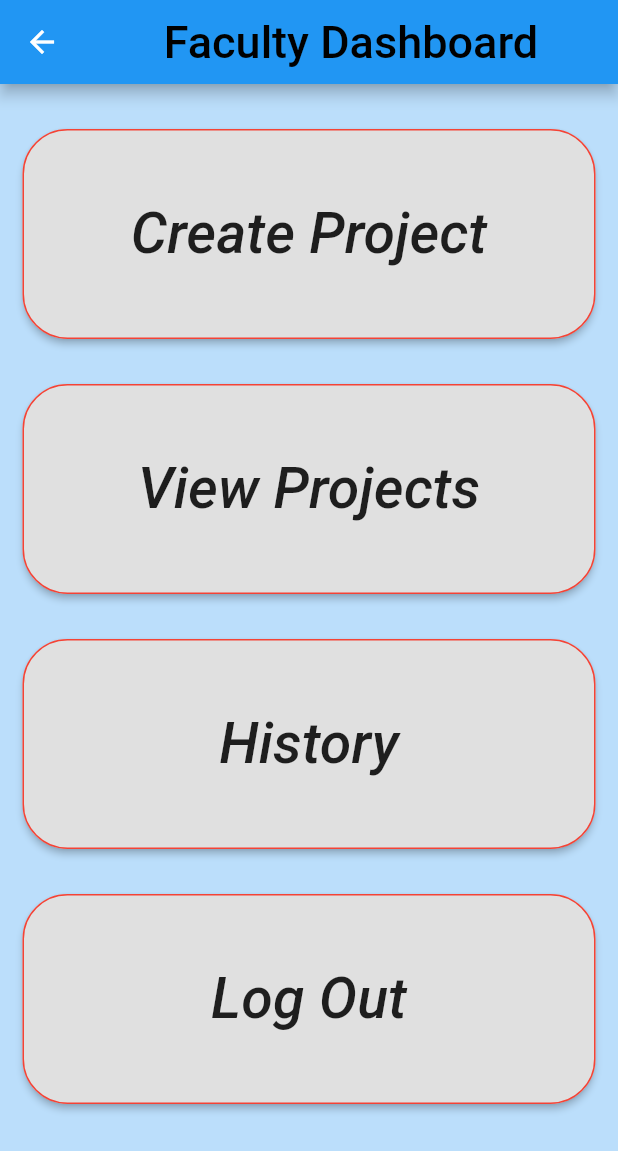
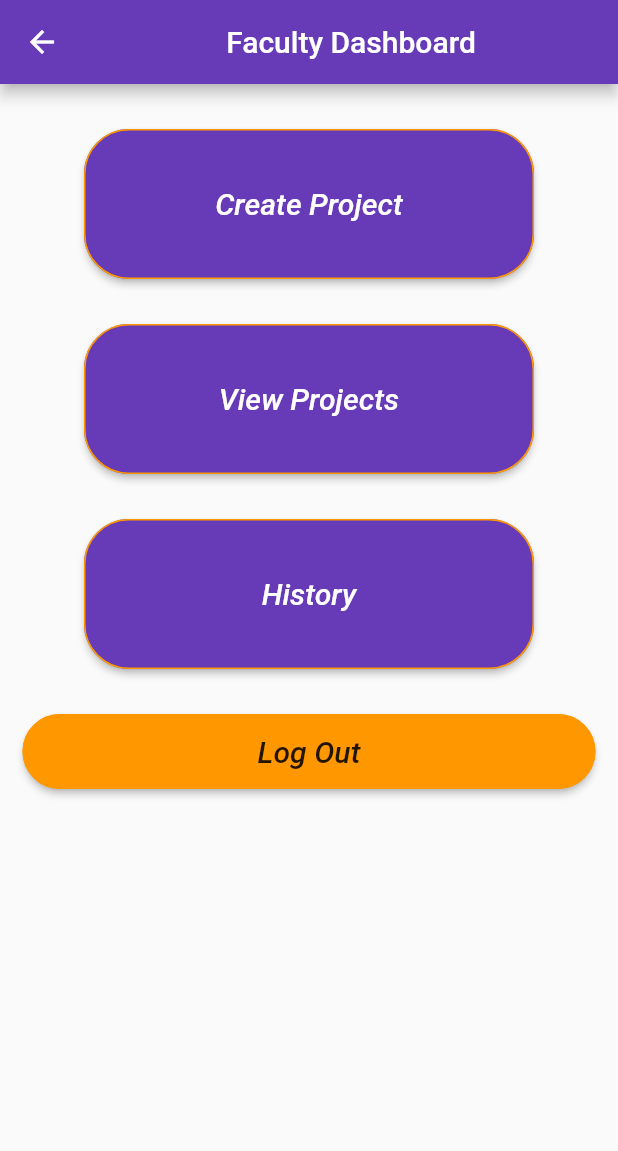
Before and after one commit to RRAAVN/hacknu, a Flutter app: the FacultyDashboard screen opened directly, on a phone screen of 412 x 824 dp. Shown: the top 1151 px of the screen. Run offline on Flutter 3.47's test engine with Material 2 defaults, Android fonts, the phone set to English and light mode, and no system bars; our stand-ins replace firebase_auth, firebase_database, rflutter_alert; missing offline and left inert: grouped_buttons; accounts and stored records are empty.

Commit message:
UI Changes for the app

```diff
--- a/lib/faculty/facultyDashboard.dart
+++ b/lib/faculty/facultyDashboard.dart
@@ -21,29 +21,31 @@ class _FacultyDashboard extends State<FacultyDashboard> {
   @override
   Widget build(BuildContext context) {
     return Scaffold(
-      backgroundColor: Colors.blue[100],
+
       appBar: AppBar(
+        backgroundColor: Colors.deepPurple,
+        centerTitle: true,
         title: Center(
           child: Text(
             'Faculty Dashboard',
-            style: TextStyle(color: Colors.black, fontSize: 30.0),
+            style: TextStyle(color: Colors.white),
           ),
         ),
       ),
       body: ListView(
-
         children: <Widget>[
           Center(
             child: Padding(
               padding: const EdgeInsets.fromLTRB(15, 30, 15, 15),
               child: new SizedBox(
-                width: 400,
-                height: 140,
+                width: 300,
+                height: 100,
                 child: RaisedButton(
                   shape: RoundedRectangleBorder(
                     borderRadius: BorderRadius.circular(30.0),
-                    side: BorderSide(color: Colors.red),
+                    side: BorderSide(color: Colors.orange),
                   ),
+                  color: Colors.deepPurple,
                   onPressed: () {
                     setState(() {
                       Navigator.push(
@@ -56,8 +58,9 @@ class _FacultyDashboard extends State<FacultyDashboard> {
                   child: Text(
                     "Create Project",
                     style: TextStyle(
-                      fontSize: 38.0,
+                      fontSize: 20,
                       fontStyle: FontStyle.italic,
+                      color: Colors.white,
                     ),
                   ),
                 ),
@@ -68,13 +71,14 @@ class _FacultyDashboard extends State<FacultyDashboard> {
             child: Padding(
               padding: const EdgeInsets.all(15.0),
               child: new SizedBox(
-                width: 400,
-                height: 140,
+                width: 300,
+                height: 100,
                 child: RaisedButton(
                   shape: RoundedRectangleBorder(
                     borderRadius: BorderRadius.circular(30.0),
-                    side: BorderSide(color: Colors.red),
+                    side: BorderSide(color: Colors.orange),
                   ),
+                  color: Colors.deepPurple,
                   onPressed: () {
                    Navigator.push(context, MaterialPageRoute(builder: (context){
                      return FacultyProjects(auth: widget.auth,logoutCallback:widget.logoutCallback,userId: widget.userId,);
@@ -83,8 +87,9 @@ class _FacultyDashboard extends State<FacultyDashboard> {
                   child: Text(
                     "View Projects",
                     style: TextStyle(
-                      fontSize: 38.0,
+                      fontSize: 20,
                       fontStyle: FontStyle.italic,
+                      color: Colors.white
                     ),
                   ),
                 ),
@@ -95,19 +100,21 @@ class _FacultyDashboard extends State<FacultyDashboard> {
             child: Padding(
               padding: const EdgeInsets.all(15.0),
               child: new SizedBox(
-                width: 400,
-                height: 140,
+                width: 300,
+                height: 100,
                 child: RaisedButton(
                   shape: RoundedRectangleBorder(
                     borderRadius: BorderRadius.circular(30.0),
-                    side: BorderSide(color: Colors.red),
+                    side: BorderSide(color: Colors.orange),
                   ),
+                  color: Colors.deepPurple,
                   onPressed: () {},
                   child: Text(
                     "History",
                     style: TextStyle(
-                      fontSize: 38.0,
+                      fontSize: 20,
                       fontStyle: FontStyle.italic,
+                      color: Colors.white
                     ),
                   ),
                 ),
@@ -119,18 +126,19 @@ class _FacultyDashboard extends State<FacultyDashboard> {
             child: Padding(
               padding: const EdgeInsets.all(15.0),
               child: new SizedBox(
-                width: 400,
-                height: 140,
+                width: MediaQuery.of(context).size.width,
+                height: 50,
                 child: RaisedButton(
                   shape: RoundedRectangleBorder(
                     borderRadius: BorderRadius.circular(30.0),
-                    side: BorderSide(color: Colors.red),
+                    side: BorderSide(color: Colors.orange),
                   ),
+                  color: Colors.orange,
                   onPressed: ()=>signOut(),
                   child: Text(
                     "Log Out",
                     style: TextStyle(
-                      fontSize: 38.0,
+                      fontSize: 20,
                       fontStyle: FontStyle.italic,
                     ),
                   ),
--- a/pubspec.yaml
+++ b/pubspec.yaml
@@ -51,7 +51,7 @@ flutter:
   uses-material-design: true
 
   assets:
-    - assets/flutter-icon.png
+    - assets/
   # To add assets to your application, add an assets section, like this:
   # assets:
   #   - images/a_dot_burr.jpeg
```
Also changed, not shown: lib/components/projectdisplaycardstudent.dart (+42 -17 lines), lib/faculty/createproject.dart (+69 -29 lines), lib/models/widgets.dart (+8 -2 lines), lib/screens/faculty_project_list.dart (+2 -6 lines), lib/screens/login_signup_page.dart (+25 -16 lines), assets/logo.png (added).
